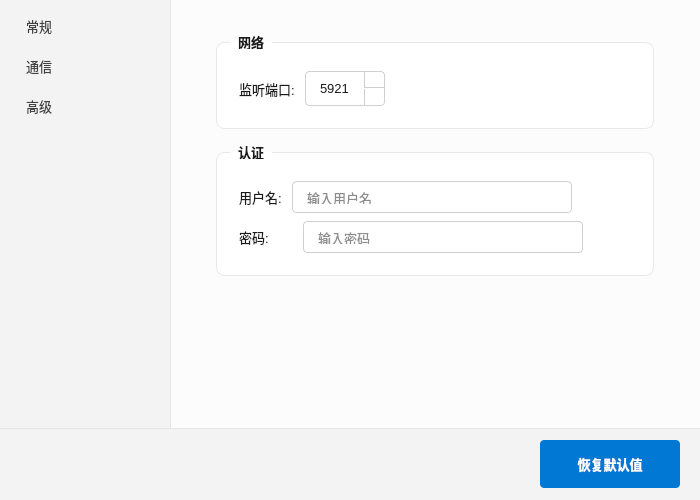
Qt form src/ui/settingsdialog.ui (JiaYongChen/CrossRemoteDesktop) before a commit.
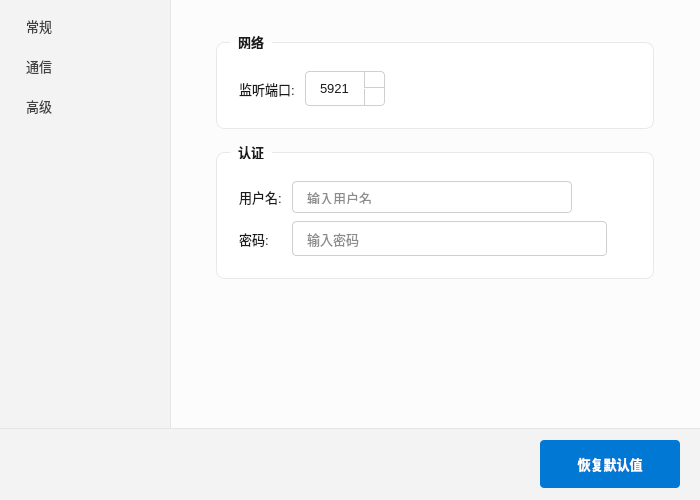
The same form after that commit. The open tabs and pages were chosen to show the change. Icons and pictures are not drawn.

Commit message: fix: passwordEdit 移除 max-width，由 QHBoxLayout 自适应宽度对齐 username 字段

```diff
--- a/src/ui/settingsdialog.ui
+++ b/src/ui/settingsdialog.ui
@@ -748,9 +748,6 @@
                     <property name="minimumSize">
                      <size><width>0</width><height>32</height></size>
                     </property>
-                    <property name="maximumSize">
-                     <size><width>280</width><height>32</height></size>
-                    </property>
                     <property name="echoMode">
                      <enum>QLineEdit::Password</enum>
                     </property>
```
